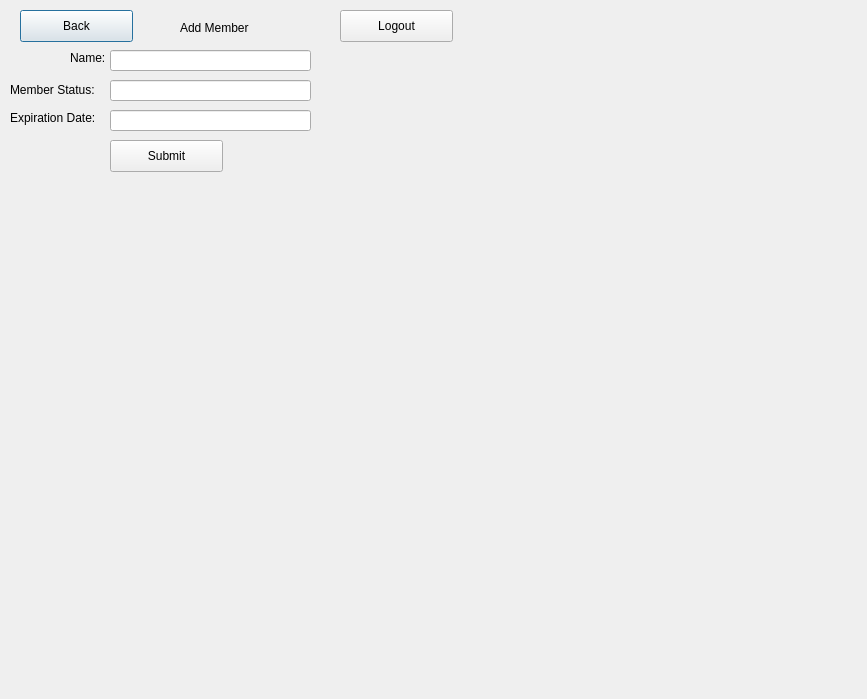
Before: the Qt Designer form QtGui/addMember.ui in Tligtvoet/goat-bulk, drawn with Qt 5.
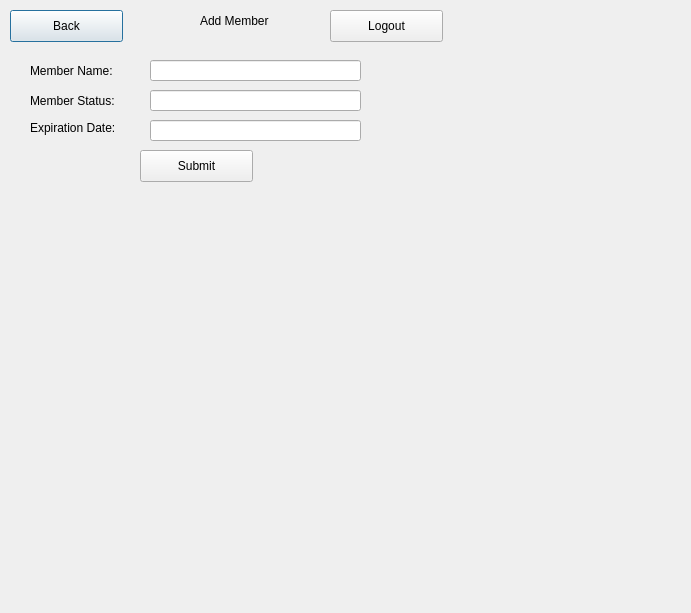
After: the same form once the commit is applied.

Commit message: Added add/delete/edit members

The edit to the form file:
```diff
--- a/QtGui/addMember.ui
+++ b/QtGui/addMember.ui
@@ -6,8 +6,8 @@
    <rect>
     <x>0</x>
     <y>0</y>
-    <width>867</width>
-    <height>699</height>
+    <width>691</width>
+    <height>613</height>
    </rect>
   </property>
   <property name="windowTitle">
@@ -16,7 +16,7 @@
   <widget class="QPushButton" name="pushButton_back">
    <property name="geometry">
     <rect>
-     <x>20</x>
+     <x>10</x>
      <y>10</y>
      <width>113</width>
      <height>32</height>
@@ -26,52 +26,52 @@
     <string>Back</string>
    </property>
   </widget>
-  <widget class="QPushButton" name="pushButton_logout">
+  <widget class="QLabel" name="addmemberlogo">
    <property name="geometry">
     <rect>
-     <x>340</x>
+     <x>200</x>
      <y>10</y>
-     <width>113</width>
-     <height>32</height>
-    </rect>
-   </property>
-   <property name="text">
-    <string>Logout</string>
-   </property>
-  </widget>
-  <widget class="QLabel" name="label">
-   <property name="geometry">
-    <rect>
-     <x>180</x>
-     <y>20</y>
      <width>91</width>
-     <height>16</height>
+     <height>21</height>
     </rect>
    </property>
    <property name="text">
     <string>Add Member</string>
    </property>
   </widget>
-  <widget class="QLabel" name="label_2">
+  <widget class="QPushButton" name="logout_button">
    <property name="geometry">
     <rect>
-     <x>70</x>
-     <y>50</y>
-     <width>60</width>
-     <height>16</height>
+     <x>330</x>
+     <y>10</y>
+     <width>113</width>
+     <height>32</height>
     </rect>
    </property>
    <property name="text">
-    <string>Name:</string>
+    <string>Logout</string>
    </property>
   </widget>
   <widget class="QLabel" name="label_4">
    <property name="geometry">
     <rect>
-     <x>10</x>
-     <y>80</y>
+     <x>30</x>
+     <y>60</y>
      <width>101</width>
-     <height>20</height>
+     <height>21</height>
+    </rect>
+   </property>
+   <property name="text">
+    <string>Member Name:</string>
+   </property>
+  </widget>
+  <widget class="QLabel" name="memStatus">
+   <property name="geometry">
+    <rect>
+     <x>30</x>
+     <y>90</y>
+     <width>111</width>
+     <height>21</height>
     </rect>
    </property>
    <property name="text">
@@ -81,8 +81,8 @@
   <widget class="QLabel" name="label_5">
    <property name="geometry">
     <rect>
-     <x>10</x>
-     <y>110</y>
+     <x>30</x>
+     <y>120</y>
      <width>101</width>
      <height>16</height>
     </rect>
@@ -94,9 +94,9 @@
   <widget class="QLineEdit" name="lineEdit_name">
    <property name="geometry">
     <rect>
-     <x>110</x>
-     <y>50</y>
-     <width>201</width>
+     <x>150</x>
+     <y>60</y>
+     <width>211</width>
      <height>21</height>
     </rect>
    </property>
@@ -104,28 +104,18 @@
   <widget class="QLineEdit" name="lineEdit_memStatus">
    <property name="geometry">
     <rect>
-     <x>110</x>
-     <y>80</y>
-     <width>201</width>
+     <x>150</x>
+     <y>90</y>
+     <width>211</width>
      <height>21</height>
     </rect>
    </property>
   </widget>
-  <widget class="QLineEdit" name="lineEdit_expDate">
+  <widget class="QPushButton" name="button_submit">
    <property name="geometry">
     <rect>
-     <x>110</x>
-     <y>110</y>
-     <width>201</width>
-     <height>21</height>
-    </rect>
-   </property>
-  </widget>
-  <widget class="QPushButton" name="pushButton_submit">
-   <property name="geometry">
-    <rect>
-     <x>110</x>
-     <y>140</y>
+     <x>140</x>
+     <y>150</y>
      <width>113</width>
      <height>32</height>
     </rect>
@@ -134,6 +124,16 @@
     <string>Submit</string>
    </property>
   </widget>
+  <widget class="QLineEdit" name="lineEdit_expDate">
+   <property name="geometry">
+    <rect>
+     <x>150</x>
+     <y>120</y>
+     <width>211</width>
+     <height>21</height>
+    </rect>
+   </property>
+  </widget>
  </widget>
  <resources/>
  <connections/>
```
Left out of the diff: 6 changed lines with no effect on the pictures. The commit also changes 31 other files.
